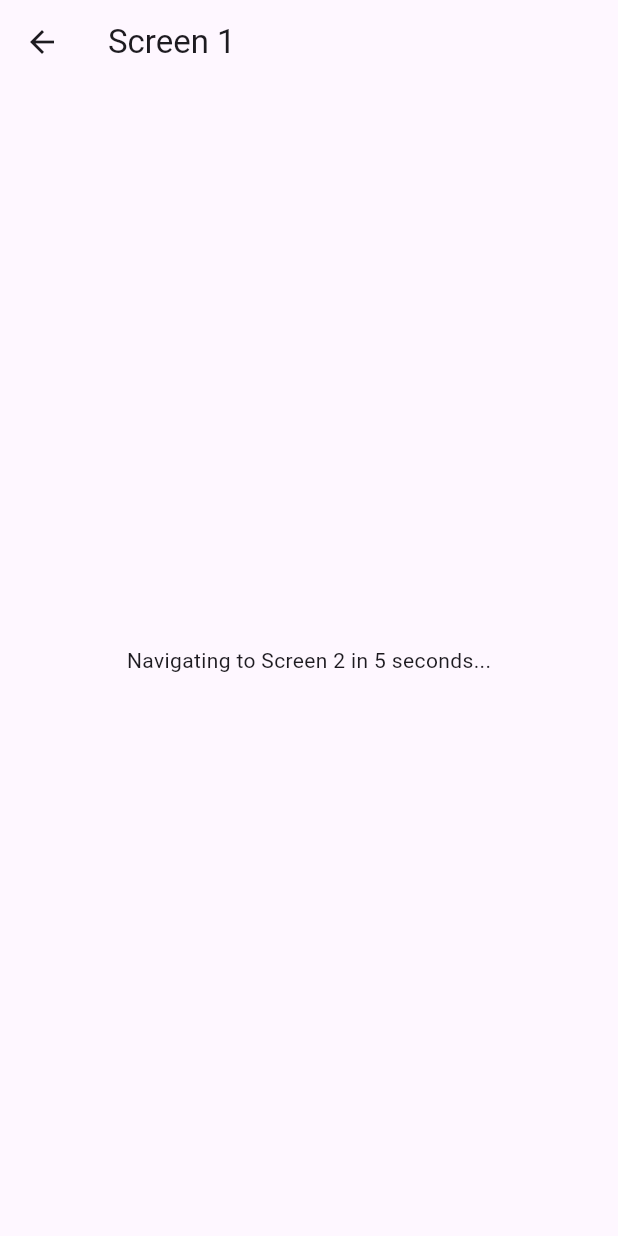
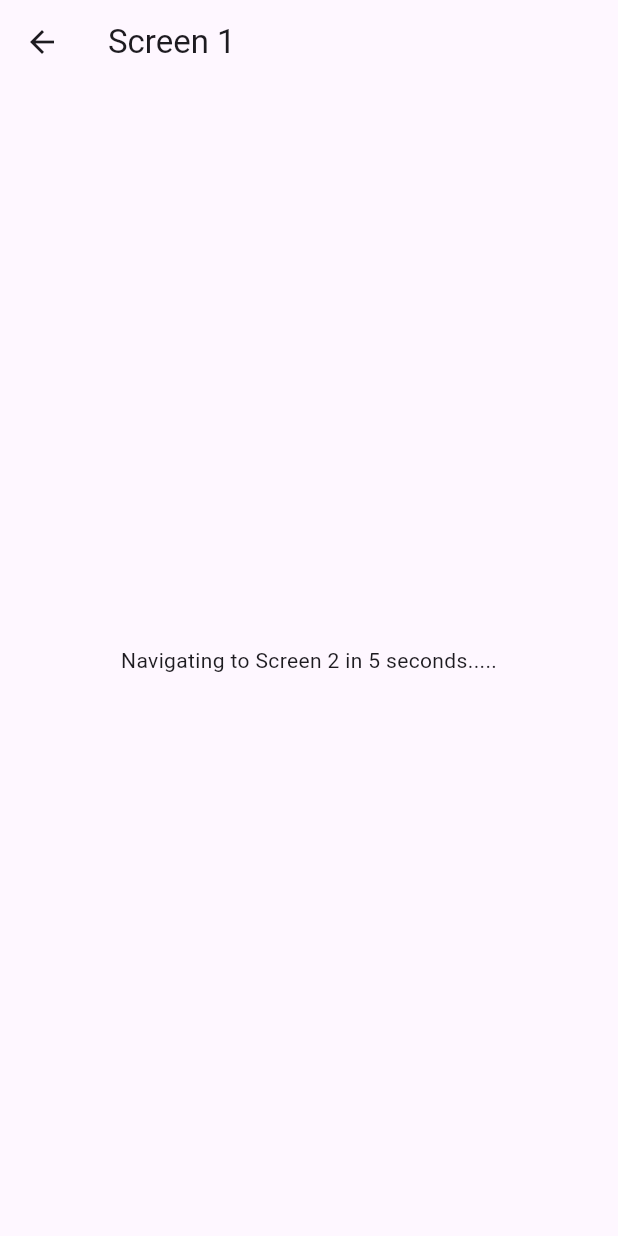
Before and after one commit to vishveshrathore20/Flutter_tut_Projects, a Flutter app: the Screen1 screen opened directly, on a phone screen of 412 x 824 dp. Run offline on Flutter 3.47's test engine with Material 3 defaults, Android fonts, the phone set to English and light mode, and no system bars.

Commit message:
new changes

```diff
--- a/lib/pages/screen1.dart
+++ b/lib/pages/screen1.dart
@@ -20,7 +20,7 @@ class _Screen1State extends State<Screen1> {
     return Scaffold(
       appBar: AppBar(title: const Text("Screen 1")),
       body: const Center(
-        child: Text("Navigating to Screen 2 in 5 seconds..."),
+        child: Text("Navigating to Screen 2 in 5 seconds....."),
       ),
     );
   }
```
